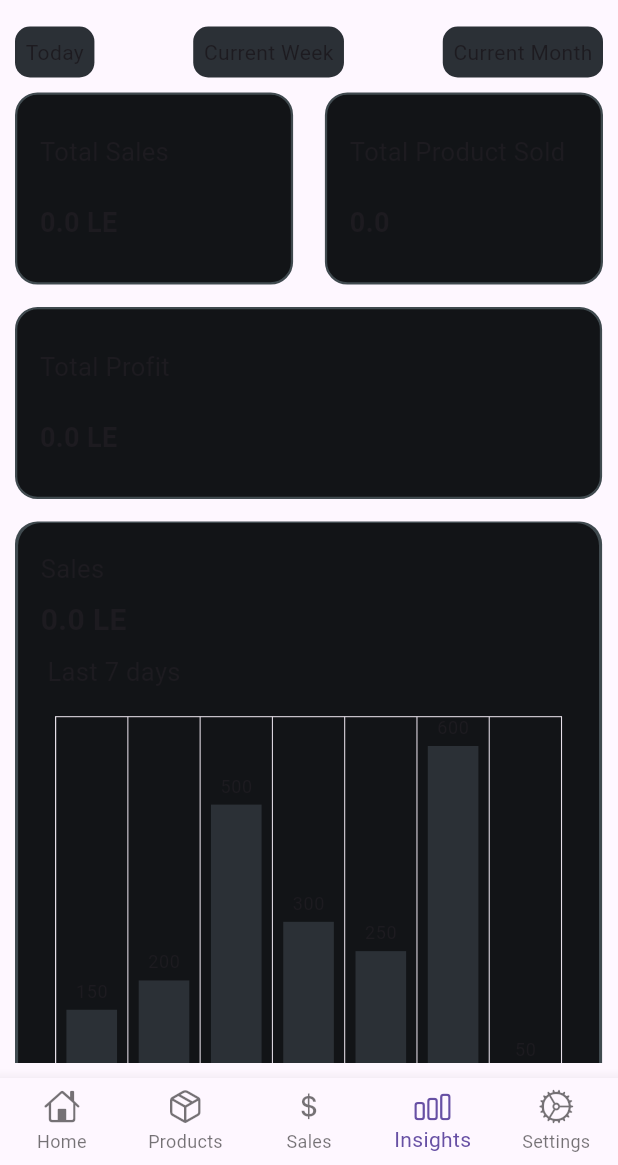
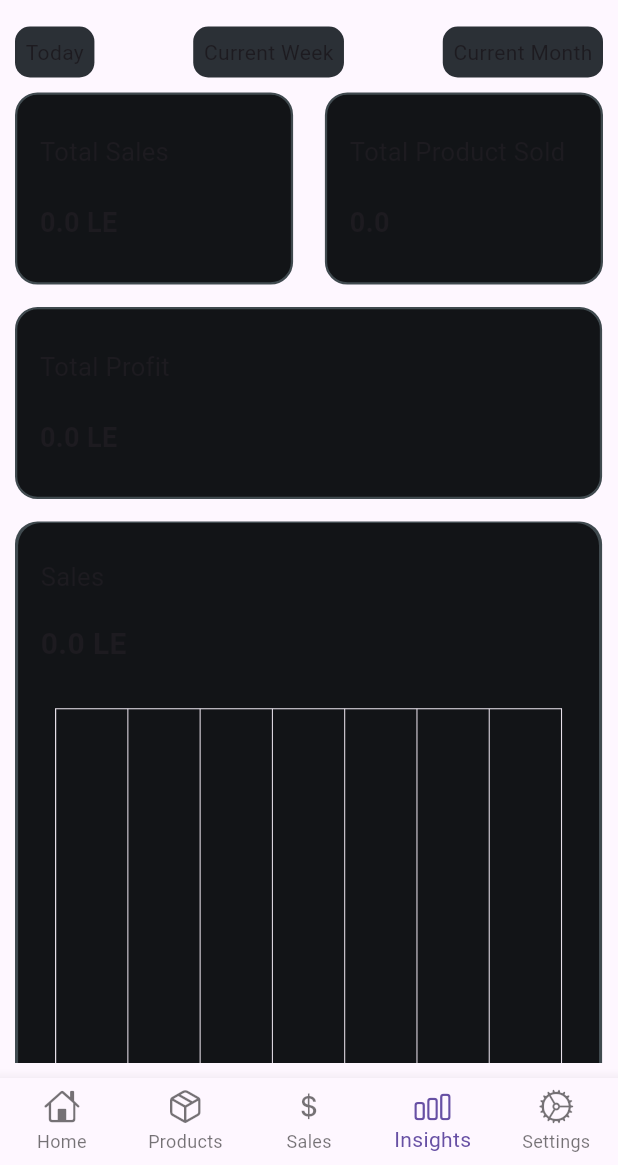
Before and after one commit to amrelmaadawy/shop_management, a Flutter app: the screen it shows after launch, item 4 of the bottom bar chosen, on a phone screen of 412 x 824 dp, the part 71-1236 px from its top. Run offline on Flutter 3.47's test engine with Material 3 defaults, Android fonts, the phone set to English and light mode, and no system bars; our stand-ins replace dotted_border, flutter_riverpod, hive, hive_flutter, image_picker, shared_preferences and 1 more; accounts and stored records are empty.

Commit message:
display the data of the week in the bar chart

```diff
--- /dev/null
+++ b/lib/features/reports/logic/helper/daily_report.dart
@@ -0,0 +1,29 @@
+import 'package:flutter_riverpod/flutter_riverpod.dart';
+import 'package:intl/intl.dart';
+import 'package:small_managements/features/reports/logic/helper/get_start_end_of_week.dart';
+import 'package:small_managements/features/sales/logic/provider/sales_provider.dart';
+
+class DailyReport {
+  final String day;
+  final double sales;
+
+  DailyReport({required this.day, required this.sales});
+}
+
+List<DailyReport> getWeeklySalesData(WidgetRef ref) {
+  final today = DateTime.now();
+  final startWeek = getWeekStart(today);
+  List<DailyReport> weeklySales = [];
+  for (int i = 0; i < 7; i++) {
+    final day = startWeek.add(Duration(days: i));
+    final daySales = ref.watch(salesProductProvider).where((sales) {
+      return sales.dateTime.year == day.year &&
+          sales.dateTime.month == day.month &&
+          sales.dateTime.day == day.day;
+    });
+    final totalSale = daySales.fold<double>(0, (sum, sale) => sum + sale.total);
+    final dayLabel = DateFormat('E').format(day);
+    weeklySales.add(DailyReport(day: dayLabel, sales: totalSale));
+  }
+  return weeklySales;
+}
--- a/lib/features/reports/logic/helper/sales_data.dart
+++ /dev/null
@@ -1,7 +0,0 @@
-
-class SalesData {
-  final String day;
-  final double sales;
-
-  SalesData(this.day, this.sales);
-}
--- a/lib/features/reports/ui/reports_view.dart
+++ b/lib/features/reports/ui/reports_view.dart
@@ -3,7 +3,6 @@ import 'package:flutter/material.dart';
 import 'package:flutter_riverpod/flutter_riverpod.dart';
 import 'package:small_managements/features/reports/logic/helper/get_first_sale_date.dart';
 import 'package:small_managements/features/reports/logic/helper/get_total_sales.dart';
-import 'package:small_managements/features/reports/logic/helper/sales_data.dart';
 import 'package:small_managements/features/reports/ui/widgets/custom_dates_container.dart';
 import 'package:small_managements/features/reports/ui/widgets/custom_report_container.dart';
 import 'package:small_managements/features/reports/ui/widgets/filter_date_range.dart';
@@ -28,15 +27,7 @@ class _ReportsViewState extends ConsumerState<ReportsView> {
 
   TextEditingController startDateController = TextEditingController();
   TextEditingController endDateController = TextEditingController();
-  final List<SalesData> data = [
-    SalesData('Sat', 150),
-    SalesData('Sun', 200),
-    SalesData('Mon', 500),
-    SalesData('Tue', 300),
-    SalesData('Wed', 250),
-    SalesData('Thu', 600),
-    SalesData('Fri', 50),
-  ];
+
   @override
   Widget build(BuildContext context) {
     final startDate = getFirstSaleDate(ref);
@@ -129,7 +120,7 @@ class _ReportsViewState extends ConsumerState<ReportsView> {
                   number: '$totalProfit LE',
                 ),
                 SizedBox(height: 15),
-                SalesChartContainer(data: data,ref: ref,),
+                SalesChartContainer(ref: ref),
                 SizedBox(height: 15),
                 Text(
                   S.of(context).topSellingItems,
--- a/lib/features/reports/ui/widgets/bar_chart.dart
+++ b/lib/features/reports/ui/widgets/bar_chart.dart
@@ -1,38 +1,27 @@
 import 'package:flutter/material.dart';
+import 'package:flutter_riverpod/flutter_riverpod.dart';
 import 'package:small_managements/core/utils/app_colors.dart';
-import 'package:small_managements/features/reports/logic/helper/sales_data.dart';
+import 'package:small_managements/features/reports/logic/helper/daily_report.dart';
 import 'package:syncfusion_flutter_charts/charts.dart';
 
-class BarChart extends StatelessWidget {
-  const BarChart({
-    super.key,
-    required this.data,
-  });
-
-  final List<SalesData> data;
+class BarChart extends ConsumerWidget {
+  const BarChart({super.key});
 
   @override
-  Widget build(BuildContext context) {
+  Widget build(BuildContext context, WidgetRef ref) {
+    List<DailyReport> dailyReport= getWeeklySalesData(ref);
     return SfCartesianChart(
       primaryXAxis: CategoryAxis(),
-      primaryYAxis: NumericAxis(
-        isVisible: false,
-        minimum: 0,
-        interval: 50,
-      ),
+      primaryYAxis: NumericAxis(isVisible: false, minimum: 0, interval: 50),
       tooltipBehavior: TooltipBehavior(enable: true),
       series: <CartesianSeries>[
-        ColumnSeries<SalesData, String>(
-          dataSource: data,
-          xValueMapper: (SalesData sales, _) =>
-              sales.day,
-          yValueMapper: (SalesData sales, _) =>
-              sales.sales,
+        ColumnSeries<DailyReport, String>(
+          dataSource: dailyReport,
+          xValueMapper: (DailyReport sales, _) => sales.day,
+          yValueMapper: (DailyReport sales, _) => sales.sales,
           name: 'Sales',
           color: AppColors.kIncreaseContainerColor,
-          dataLabelSettings: DataLabelSettings(
-            isVisible: true,
-          ),
+          dataLabelSettings: DataLabelSettings(isVisible: true),
         ),
       ],
     );
--- a/lib/features/reports/ui/widgets/sales_chart_container.dart
+++ b/lib/features/reports/ui/widgets/sales_chart_container.dart
@@ -3,14 +3,12 @@ import 'package:flutter_riverpod/flutter_riverpod.dart';
 import 'package:small_managements/core/utils/app_colors.dart';
 import 'package:small_managements/features/reports/logic/helper/get_start_end_of_week.dart';
 import 'package:small_managements/features/reports/logic/helper/get_total_sales.dart';
-import 'package:small_managements/features/reports/logic/helper/sales_data.dart';
 import 'package:small_managements/features/reports/ui/widgets/bar_chart.dart';
 import 'package:small_managements/generated/l10n.dart';
 
 class SalesChartContainer extends StatelessWidget {
-  const SalesChartContainer({super.key, required this.data, required this.ref});
+  const SalesChartContainer({super.key,  required this.ref});
 
-  final List<SalesData> data;
   final WidgetRef ref;
   @override
   Widget build(BuildContext context) {
@@ -51,13 +49,8 @@ final endDate = getWeekEnd(startDate);
                   '$totalSales LE',
                   style: TextStyle(fontSize: 20, fontWeight: FontWeight.bold),
                 ),
-                Row(
-                  children: [
-                    Text(' Last 7 days ', style: TextStyle(fontSize: 17)),
 
-                  ],
-                ),
-                BarChart(data: data),
+                BarChart(),
               ],
             ),
           ),
```
